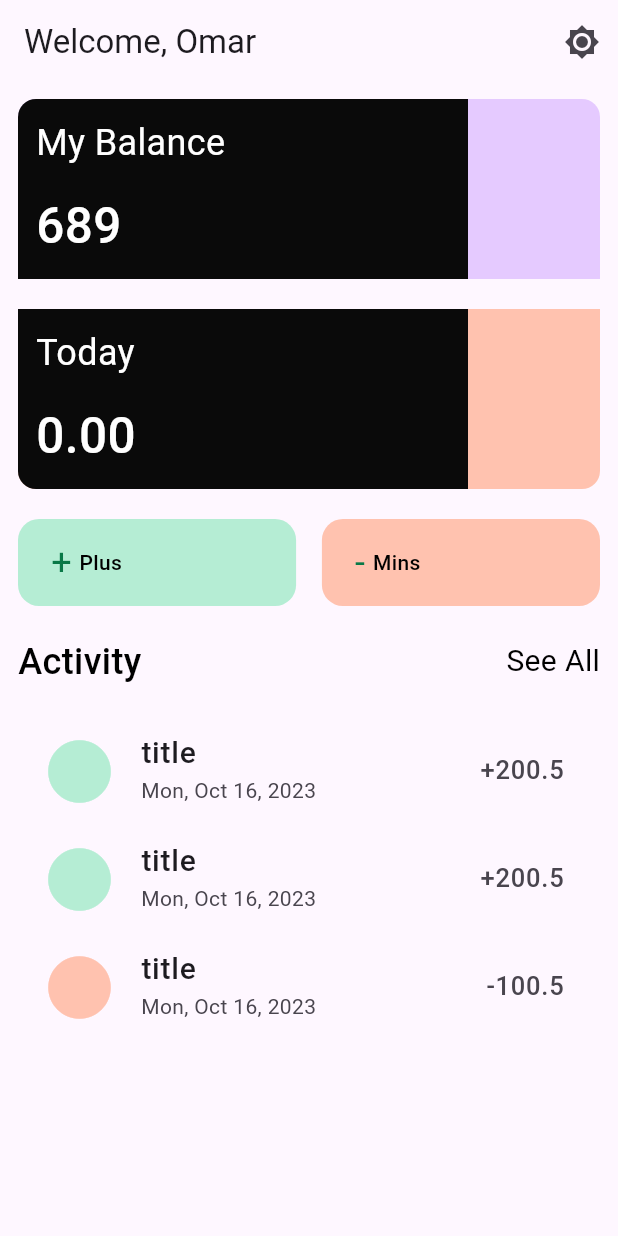
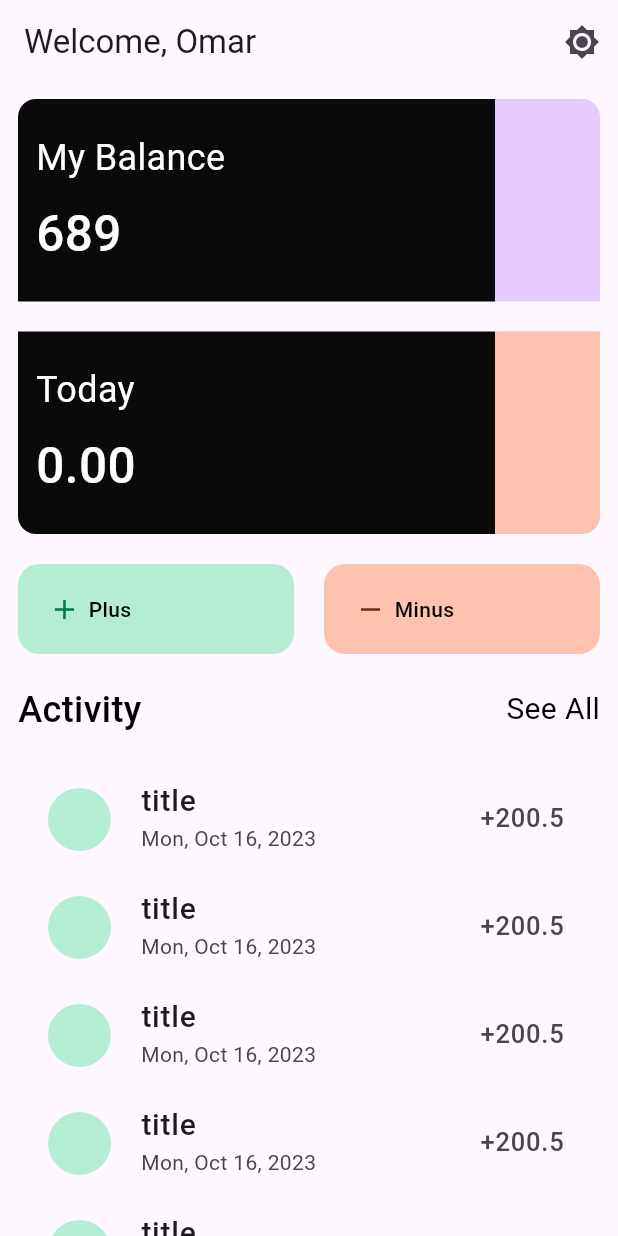
Before and after one commit to Omar-Ashraf-69/finance_app, a Flutter app: the HomeScreen screen opened directly, on a phone screen of 412 x 824 dp. Run offline on Flutter 3.47's test engine with Material 3 defaults, Android fonts, the light colour scheme and no system bars; our stand-ins replace flutter_svg, shared_preferences; accounts and stored records are empty.

Commit message:
finished the home screen

```diff
--- a/lib/screens/home_screen.dart
+++ b/lib/screens/home_screen.dart
@@ -1,7 +1,8 @@
 import 'package:finanice_app/colors/colors.dart';
-import 'package:flutter/cupertino.dart';
+import 'package:finanice_app/widgets/activity_widget.dart';
+import 'package:finanice_app/widgets/money_banner_widget.dart';
+import 'package:finanice_app/widgets/plus_minus_button_widget.dart';
 import 'package:flutter/material.dart';
-import 'package:flutter/widgets.dart';
 
 class HomeScreen extends StatefulWidget {
   const HomeScreen({super.key});
@@ -15,6 +16,8 @@ class _HomeScreenState extends State<HomeScreen> {
   Widget build(BuildContext context) {
     return Scaffold(
       appBar: AppBar(
+        surfaceTintColor: Colors.white,
+        elevation: 0,
         title: const Text("Welcome, Omar"),
         actions: [
           IconButton(
@@ -34,7 +37,6 @@ class _HomeScreenState extends State<HomeScreen> {
               todayBalance: '689',
               color: kSeconderyPurbleColor,
               borderRadiusOuterContanier: BorderRadius.only(
-                topLeft: Radius.circular(12),
                 topRight: Radius.circular(12),
               ),
               borderRadiusInsiderContanier: BorderRadius.only(
@@ -46,7 +48,6 @@ class _HomeScreenState extends State<HomeScreen> {
               todayBalance: '0.00',
               color: kSeconderyRedColor,
               borderRadiusOuterContanier: BorderRadius.only(
-                bottomLeft: Radius.circular(12),
                 bottomRight: Radius.circular(12),
               ),
               borderRadiusInsiderContanier: BorderRadius.only(
@@ -56,17 +57,21 @@ class _HomeScreenState extends State<HomeScreen> {
             const Padding(
               padding: EdgeInsets.only(top: 10.0),
               child: Row(
-                mainAxisAlignment: MainAxisAlignment.spaceBetween,
                 children: [
                   PlusAndMinsButtonWidget(
                     color: kSeconderyGreenColor,
                     label: 'Plus',
-                    signe: '+',
+                    icon: Icons.add,
+                    iconColor: kPrimaryGreenColor,
+                  ),
+                  SizedBox(
+                    width: 20,
                   ),
                   PlusAndMinsButtonWidget(
                     color: kSeconderyRedColor,
-                    label: 'Mins',
-                    signe: '-',
+                    label: 'Minus',
+                    icon: Icons.remove,
+                    iconColor: kPrimaryRedColor,
                   ),
                 ],
               ),
@@ -97,117 +102,15 @@ class _HomeScreenState extends State<HomeScreen> {
                 ],
               ),
             ),
-            const ActivityWidget(
-              title: 'title',
-              subTitle: 'Mon, Oct 16, 2023',
-              color: kSeconderyGreenColor,
-              trail: '+200.5',
-            ),
-            const ActivityWidget(
-              title: 'title',
-              subTitle: 'Mon, Oct 16, 2023',
-              color: kSeconderyGreenColor,
-              trail: '+200.5',
-            ),
-            const ActivityWidget(
-              title: 'title',
-              subTitle: 'Mon, Oct 16, 2023',
-              color: kSeconderyRedColor,
-              trail: '-100.5',
-            ),
-          ],
-        ),
-      ),
-    );
-  }
-}
-
-class ActivityWidget extends StatelessWidget {
-  const ActivityWidget({
-    super.key,
-    required this.title,
-    required this.subTitle,
-    required this.trail,
-    required this.color,
-  });
-  final String title;
-  final String subTitle;
-  final String trail;
-  final Color color;
-  @override
-  Widget build(BuildContext context) {
-    return ListTile(
-      leading: Icon(
-        Icons.circle,
-        color: color,
-        size: 50,
-      ),
-      title: Text(
-        title,
-        style: const TextStyle(
-          fontSize: 20,
-          fontWeight: FontWeight.w500,
-        ),
-      ),
-      subtitle: Text(
-        subTitle,
-        style: const TextStyle(
-          fontSize: 14,
-        ),
-      ),
-      trailing: Text(
-        trail,
-        style: const TextStyle(
-          fontSize: 17,
-        ),
-      ),
-    );
-  }
-}
-
-class PlusAndMinsButtonWidget extends StatelessWidget {
-  const PlusAndMinsButtonWidget({
-    super.key,
-    required this.color,
-    required this.signe,
-    required this.label,
-  });
-  final Color color;
-  final String signe;
-  final String label;
-
-  @override
-  Widget build(BuildContext context) {
-    final Size size = MediaQuery.of(context).size;
-
-    return GestureDetector(
-      onTap: () {},
-      child: Container(
-        decoration: BoxDecoration(
-          color: color,
-          borderRadius: BorderRadius.circular(14),
-        ),
-        width: size.width * 0.45,
-        padding: const EdgeInsets.symmetric(horizontal: 22, vertical: 12),
-        child: Row(
-          mainAxisSize: MainAxisSize.min,
-          mainAxisAlignment: MainAxisAlignment.start,
-          children: [
-            Text(
-              signe,
-              style: const TextStyle(
-                fontSize: 24,
-                color: kPrimaryGreenColor,
-              ),
-            ),
-            const SizedBox(
-              width: 5,
-            ),
-            Text(
-              label,
-              style: const TextStyle(
-                color: Colors.black,
-                fontWeight: FontWeight.w500,
+            Expanded(
+              child: ListView.builder(
+                itemCount: 8,
+                itemBuilder: (context, index) => const ActivityWidget(
+                  title: 'title',
+                  subTitle: 'Mon, Oct 16, 2023',
+                  color: kSeconderyGreenColor,
+                  trail: '+200.5',
+                ),
               ),
             ),
           ],
@@ -216,66 +119,3 @@ class PlusAndMinsButtonWidget extends StatelessWidget {
     );
   }
 }
-
-class MoneyBannerWidget extends StatelessWidget {
-  const MoneyBannerWidget({
-    super.key,
-    required this.totaleBalance,
-    required this.todayBalance,
-    required this.color,
-    required this.borderRadiusOuterContanier,
-    required this.borderRadiusInsiderContanier,
-  });
-  final String totaleBalance;
-  final String todayBalance;
-  final Color color;
-  final BorderRadius borderRadiusOuterContanier;
-  final BorderRadius borderRadiusInsiderContanier;
-
-  @override
-  Widget build(BuildContext context) {
-    return Padding(
-      padding: const EdgeInsets.symmetric(vertical: 10),
-      child: Container(
-        decoration: BoxDecoration(
-          color: color,
-          borderRadius: borderRadiusOuterContanier,
-        ),
-        child: Row(
-          children: [
-            Container(
-              decoration: BoxDecoration(
-                color: kBlackColor,
-                borderRadius: borderRadiusInsiderContanier,
-              ),
-              padding: const EdgeInsets.all(12),
-              width: 300,
-              child: Column(
-                mainAxisSize: MainAxisSize.min,
-                crossAxisAlignment: CrossAxisAlignment.start,
-                children: [
-                  Text(
-                    totaleBalance,
-                    style: const TextStyle(
-                      fontSize: 24,
-                    ),
-                  ),
-                  const SizedBox(
-                    height: 15,
-                  ),
-                  Text(
-                    todayBalance,
-                    style: const TextStyle(
-                      fontSize: 33,
-                      fontWeight: FontWeight.w500,
-                    ),
-                  )
-                ],
-              ),
-            ),
-          ],
-        ),
-      ),
-    );
-  }
-}
--- /dev/null
+++ b/lib/widgets/activity_widget.dart
@@ -0,0 +1,45 @@
+
+import 'package:flutter/material.dart';
+
+class ActivityWidget extends StatelessWidget {
+  const ActivityWidget({
+    super.key,
+    required this.title,
+    required this.subTitle,
+    required this.trail,
+    required this.color,
+  });
+  final String title;
+  final String subTitle;
+  final String trail;
+  final Color color;
+  @override
+  Widget build(BuildContext context) {
+    return ListTile(
+      leading: Icon(
+        Icons.circle,
+        color: color,
+        size: 50,
+      ),
+      title: Text(
+        title,
+        style: const TextStyle(
+          fontSize: 20,
+          fontWeight: FontWeight.w500,
+        ),
+      ),
+      subtitle: Text(
+        subTitle,
+        style: const TextStyle(
+          fontSize: 14,
+        ),
+      ),
+      trailing: Text(
+        trail,
+        style: const TextStyle(
+          fontSize: 17,
+        ),
+      ),
+    );
+  }
+}
--- /dev/null
+++ b/lib/widgets/money_banner_widget.dart
@@ -0,0 +1,68 @@
+
+import 'package:finanice_app/colors/colors.dart';
+import 'package:flutter/material.dart';
+
+class MoneyBannerWidget extends StatelessWidget {
+  const MoneyBannerWidget({
+    super.key,
+    required this.totaleBalance,
+    required this.todayBalance,
+    required this.color,
+    required this.borderRadiusOuterContanier,
+    required this.borderRadiusInsiderContanier,
+  });
+  final String totaleBalance;
+  final String todayBalance;
+  final Color color;
+  final BorderRadius borderRadiusOuterContanier;
+  final BorderRadius borderRadiusInsiderContanier;
+
+  @override
+  Widget build(BuildContext context) {
+    return Padding(
+      padding: const EdgeInsets.symmetric(vertical: 10),
+      child: SizedBox(
+        height: 135,
+        child: Row(
+          children: [
+            Expanded(
+              child: Container(
+                decoration: BoxDecoration(
+                  color: kBlackColor,
+                  borderRadius: borderRadiusInsiderContanier,
+                ),
+                padding: const EdgeInsets.all(12),
+                child: Column(
+                  crossAxisAlignment: CrossAxisAlignment.start,
+                  mainAxisAlignment: MainAxisAlignment.spaceEvenly,
+                  children: [
+                    Text(
+                      totaleBalance,
+                      style: const TextStyle(
+                        fontSize: 24,
+                      ),
+                    ),
+                    Text(
+                      todayBalance,
+                      style: const TextStyle(
+                        fontSize: 33,
+                        fontWeight: FontWeight.w500,
+                      ),
+                    )
+                  ],
+                ),
+              ),
+            ),
+            Container(
+              width: 70,
+              decoration: BoxDecoration(
+                color: color,
+                borderRadius: borderRadiusOuterContanier,
+              ),
+            ),
+          ],
+        ),
+      ),
+    );
+  }
+}
--- /dev/null
+++ b/lib/widgets/plus_minus_button_widget.dart
@@ -0,0 +1,53 @@
+
+import 'package:flutter/material.dart';
+
+class PlusAndMinsButtonWidget extends StatelessWidget {
+  const PlusAndMinsButtonWidget({
+    super.key,
+    required this.color,
+    required this.icon,
+    required this.label,
+    required this.iconColor,
+  });
+  final Color color;
+  final Color iconColor;
+  final IconData icon;
+  final String label;
+
+  @override
+  Widget build(BuildContext context) {
+    return Expanded(
+      child: GestureDetector(
+        onTap: () {},
+        child: Container(
+          decoration: BoxDecoration(
+            color: color,
+            borderRadius: BorderRadius.circular(14),
+          ),
+          padding: const EdgeInsets.symmetric(horizontal: 20, vertical: 19),
+          child: Row(
+            mainAxisSize: MainAxisSize.min,
+            mainAxisAlignment: MainAxisAlignment.start,
+            children: [
+              Icon(
+                icon,
+                size: 22,
+                color: iconColor,
+              ),
+              const SizedBox(
+                width: 5,
+              ),
+              Text(
+                label,
+                style: const TextStyle(
+                  color: Colors.black,
+                  fontWeight: FontWeight.w500,
+                ),
+              ),
+            ],
+          ),
+        ),
+      ),
+    );
+  }
+}
```
